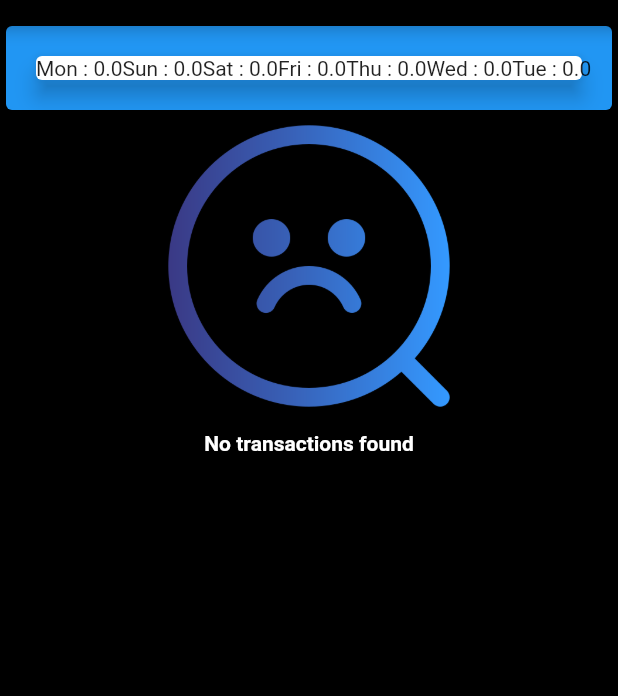
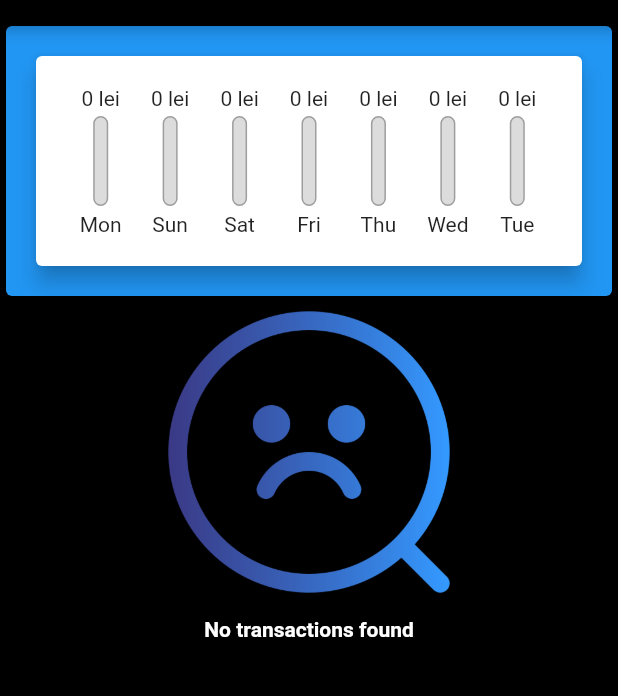
Before and after one commit to snichita817/personal-expenses-app, a Flutter app: the screen it shows after launch, on a phone screen of 412 x 824 dp, the part 64-760 px from its top. Run offline on Flutter 3.47's test engine with Material 2 defaults, Android fonts, the phone set to English and light mode, and no system bars; missing offline and left inert: dart:ffi.

Commit message:
improved chart

```diff
--- a/lib/widgets/chart.dart
+++ b/lib/widgets/chart.dart
@@ -3,6 +3,7 @@ import 'package:flutter/src/widgets/placeholder.dart';
 import 'package:intl/intl.dart';
 import 'package:flutter/material.dart';
 import 'package:personal_expenses/models/transaction.dart';
+import 'package:personal_expenses/widgets/chart_bar.dart';
 import '../models/chartData.dart';
 
 class Chart extends StatelessWidget {
@@ -39,15 +40,31 @@ class Chart extends StatelessWidget {
     });
   }
 
+  double get weekSpending {
+    return groupedTransactionValues.fold(0.0, (previousValue, element) {
+      return previousValue += element.spentForTheDay;
+    });
+  }
+
   Widget build(BuildContext context) {
     print(groupedTransactionValues);
     return Card(
       elevation: 6,
       margin: EdgeInsets.all(20),
-      child: Row(
-        children: groupedTransactionValues.map((data) {
-          return Text("${data.dayOfTheWeek} : ${data.spentForTheDay}");
-        }).toList(),
+      child: Padding(
+        padding: EdgeInsets.all(20),
+        child: Row(
+          mainAxisAlignment: MainAxisAlignment.spaceAround,
+          children: groupedTransactionValues.map((data) {
+            return Flexible(
+              fit: FlexFit.tight,
+              child: ChartBar(
+                label: data.dayOfTheWeek,
+                spentAmount: data.spentForTheDay,
+                spentPercentage: weekSpending == 0.0 ? 0.0 : data.spentForTheDay/weekSpending),
+            );
+          }).toList(),
+        ),
       ),
     );
   }
--- /dev/null
+++ b/lib/widgets/chart_bar.dart
@@ -0,0 +1,56 @@
+import 'dart:ffi';
+
+import 'package:flutter/material.dart';
+
+class ChartBar extends StatelessWidget {
+  final String label;
+  final double spentAmount;
+  final double spentPercentage;
+
+  ChartBar(
+      {required this.label,
+      required this.spentAmount,
+      required this.spentPercentage});
+
+  @override
+  Widget build(BuildContext context) {
+    return Column(
+      children: <Widget>[
+        // fitted box to shrink the text of the amount spent
+        FittedBox(child: Text("${spentAmount.toStringAsFixed(0)} lei")),
+        SizedBox(
+          height: 4,
+        ),
+        Container(
+          height: 60,
+          width: 10,
+          child: Stack(children: <Widget>[
+            // element at the bottom
+            Container(
+              decoration: BoxDecoration(
+                border: Border.all(color: Colors.grey, width: 1.0),
+                color: Color.fromRGBO(220, 220, 220, 1),
+                borderRadius: BorderRadius.circular(20),
+              ),
+            ),
+            // element of the top of the stack
+            FractionallySizedBox(
+              heightFactor: spentPercentage,
+              // this child(container) will have the color i want for the graph
+              child: Container(
+                decoration: BoxDecoration(
+                  color: Colors.blue,
+                  borderRadius: BorderRadius.circular(20),
+                ),
+              ),
+            )
+          ]),
+        ),
+        SizedBox(
+          height: 4,
+        ),
+        Text(label),
+      ],
+    );
+  }
+}
```
